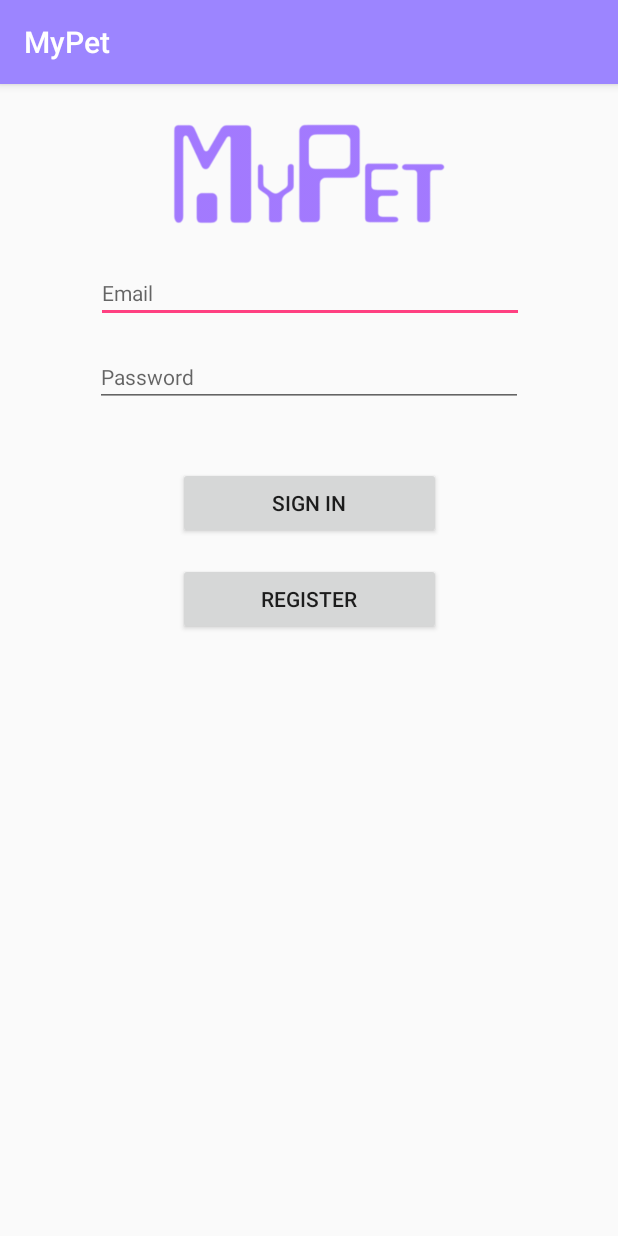
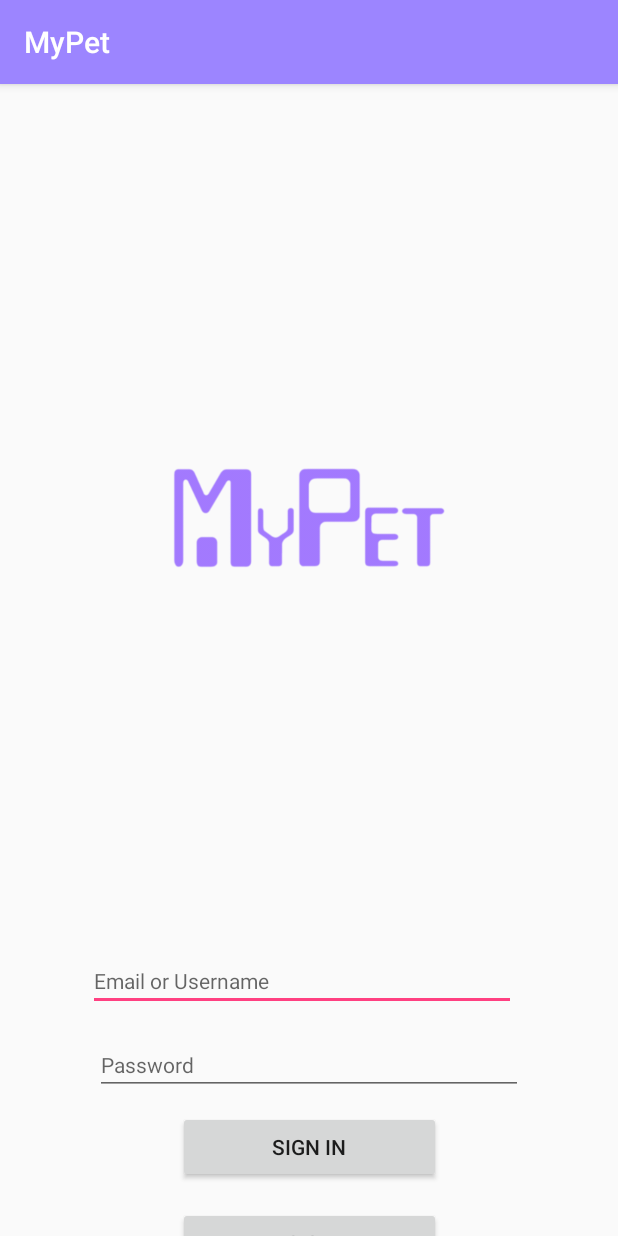
Before and after one commit to JMiller139/MyPetApplication, an Android app: the screen it shows after launch (LoginActivity), on a phone screen of 412 x 824 dp. Run offline under Robolectric (Android 15) with nearby library versions, the phone set to English and light mode, and no system bars.

Commit message:
I just changed the Placeholder

```diff
--- a/app/src/main/res/layout/activity_login.xml
+++ b/app/src/main/res/layout/activity_login.xml
@@ -12,14 +12,14 @@
         android:layout_height="wrap_content"
         android:layout_marginLeft="8dp"
         android:layout_marginRight="8dp"
-        android:layout_marginTop="119dp"
+        android:layout_marginTop="578dp"
         android:width="285dp"
         android:ems="10"
         android:hint="@string/emailPlacehldr"
         android:inputType="textEmailAddress"
         android:textAppearance="@style/TextAppearance.AppCompat"
         android:visibility="visible"
-        app:layout_constraintHorizontal_bias="0.506"
+        app:layout_constraintHorizontal_bias="0.457"
         app:layout_constraintLeft_toLeftOf="parent"
         app:layout_constraintRight_toRightOf="parent"
         app:layout_constraintTop_toTopOf="parent" />
--- a/app/src/main/res/values/strings.xml
+++ b/app/src/main/res/values/strings.xml
@@ -30,5 +30,5 @@
     <string name="action_settings">Settings</string>
     <string name="emailPlaceHldr">Email@domain.com</string>
     <string name="passwordPlacehldr">Password</string>
-    <string name="emailPlacehldr">Email</string>
+    <string name="emailPlacehldr">Email or Username</string>
 </resources>
```
